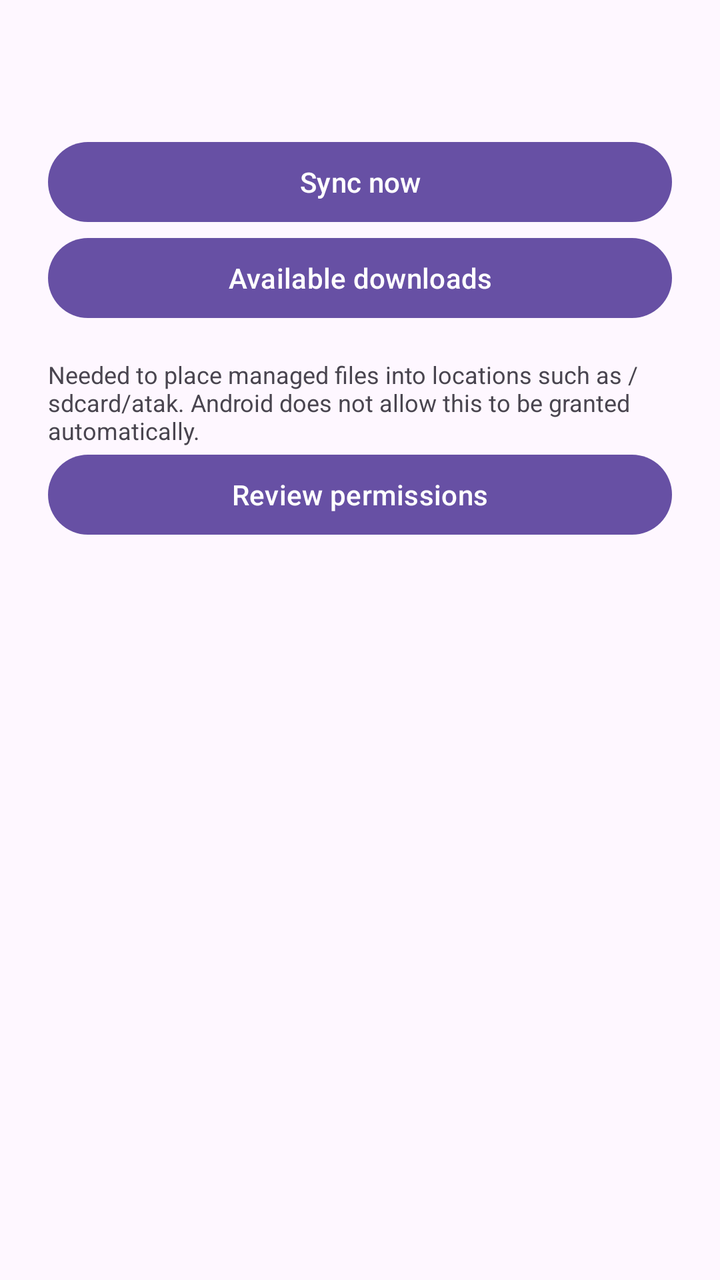
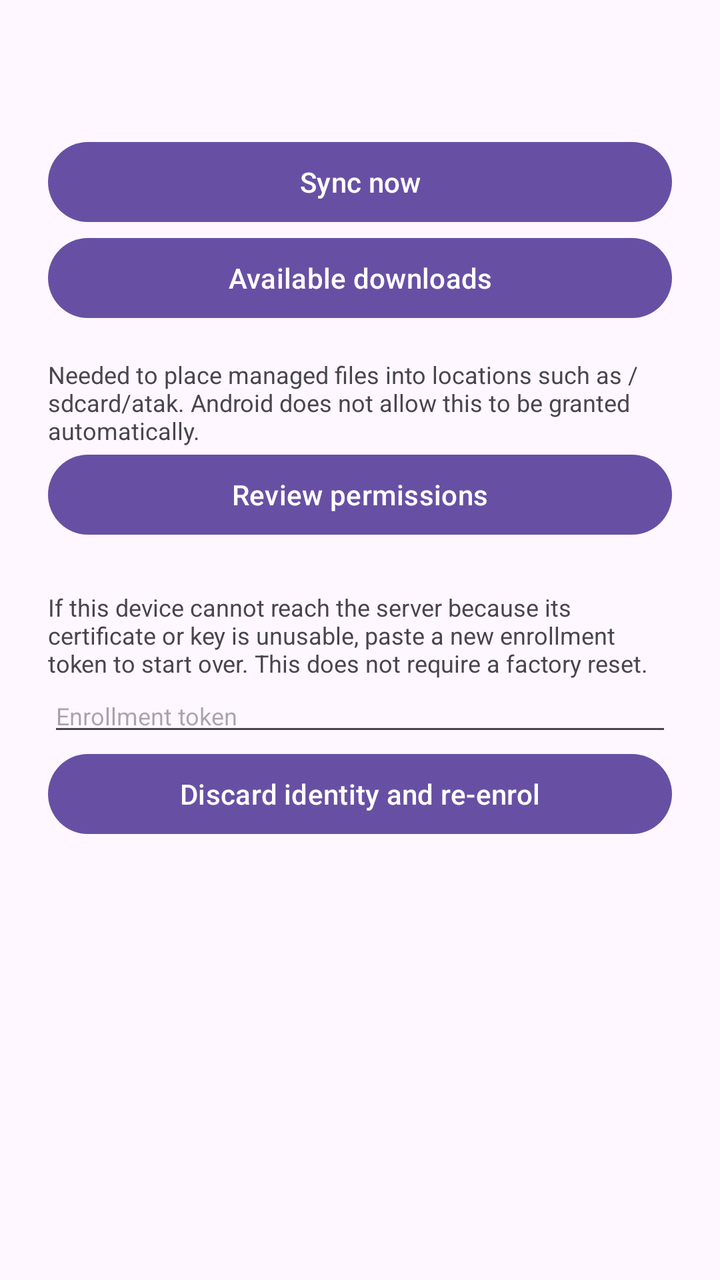

Before-and-after screenshots of an Android layout around one commit, followed by the original layout XML and the change that was made.
<!-- AndroidManifest.xml: application theme Theme.TakMdm -->
<!-- res/layout/activity_main.xml -->
<?xml version="1.0" encoding="utf-8"?>
<ScrollView xmlns:android="http://schemas.android.com/apk/res/android"
    android:layout_width="match_parent"
    android:layout_height="match_parent"
    android:padding="24dp">

    <LinearLayout
        android:layout_width="match_parent"
        android:layout_height="wrap_content"
        android:orientation="vertical">

        <TextView
            android:id="@+id/status"
            android:layout_width="match_parent"
            android:layout_height="wrap_content"
            android:fontFamily="monospace"
            android:paddingBottom="24dp"
            android:textIsSelectable="true" />

        <Button
            android:id="@+id/sync_now"
            android:layout_width="match_parent"
            android:layout_height="wrap_content"
            android:text="@string/action_sync_now" />

        <Button
            android:id="@+id/open_marketplace"
            android:layout_width="match_parent"
            android:layout_height="wrap_content"
            android:text="@string/action_open_marketplace" />

        <TextView
            android:layout_width="match_parent"
            android:layout_height="wrap_content"
            android:paddingTop="16dp"
            android:text="@string/storage_rationale"
            android:textSize="12sp" />

        <Button
            android:id="@+id/grant_storage"
            android:layout_width="match_parent"
            android:layout_height="wrap_content"
            android:text="@string/action_review_permissions" />
    </LinearLayout>
</ScrollView>
<!-- resources referenced by this layout -->
<resources>
  <string name="action_open_marketplace">Available downloads</string>
  <string name="action_review_permissions">Review permissions</string>
  <string name="action_sync_now">Sync now</string>
  <string name="storage_rationale">Needed to place managed files into locations such as /sdcard/atak. Android does not allow this to be granted automatically.</string>
  <style name="Theme.TakMdm" parent="Theme.Material3.DayNight.NoActionBar">
          <item name="android:statusBarColor">?attr/colorSurface</item>
      </style>
</resources>

<!-- the commit's change to res/layout/activity_main.xml (unified diff, before → after) -->
@@ -41,5 +41,27 @@
             android:layout_width="match_parent"
             android:layout_height="wrap_content"
             android:text="@string/action_review_permissions" />
+
+        <TextView
+            android:layout_width="match_parent"
+            android:layout_height="wrap_content"
+            android:paddingTop="24dp"
+            android:text="@string/reenroll_rationale"
+            android:textSize="12sp" />
+
+        <EditText
+            android:id="@+id/reenroll_token"
+            android:layout_width="match_parent"
+            android:layout_height="wrap_content"
+            android:autofillHints=""
+            android:hint="@string/reenroll_hint"
+            android:inputType="textNoSuggestions"
+            android:textSize="12sp" />
+
+        <Button
+            android:id="@+id/reenroll"
+            android:layout_width="match_parent"
+            android:layout_height="wrap_content"
+            android:text="@string/action_reenroll" />
     </LinearLayout>
 </ScrollView>
<!-- resource entries referenced after the edit -->
@@ -1,8 +1,11 @@
 <!-- resources referenced by this layout -->
 <resources>
   <string name="action_open_marketplace">Available downloads</string>
+  <string name="action_reenroll">Discard identity and re-enrol</string>
   <string name="action_review_permissions">Review permissions</string>
   <string name="action_sync_now">Sync now</string>
+  <string name="reenroll_hint">Enrollment token</string>
+  <string name="reenroll_rationale">If this device cannot reach the server because its certificate or key is unusable, paste a new enrollment token to start over. This does not require a factory reset.</string>
   <string name="storage_rationale">Needed to place managed files into locations such as /sdcard/atak. Android does not allow this to be granted automatically.</string>
   <style name="Theme.TakMdm" parent="Theme.Material3.DayNight.NoActionBar">
           <item name="android:statusBarColor">?attr/colorSurface</item>
